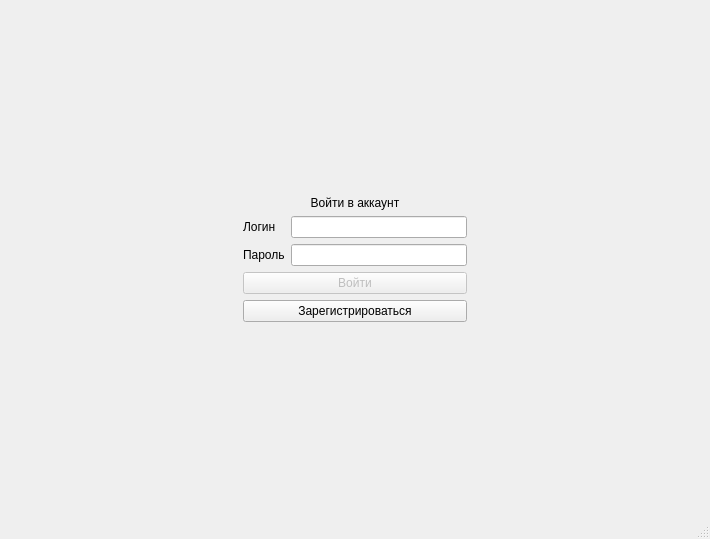
This is client/mainwindow.ui in KeltorHD/Client-Server-Application-Design-Patterns-Teaching as Qt 5 draws it before an edit. The edited form follows.
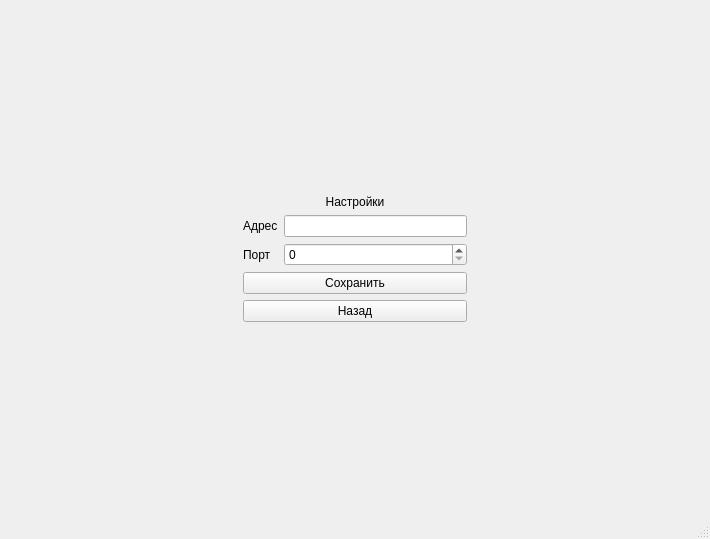
This is the edited form. The open tabs and pages were chosen to show the change. Icons and pictures are not drawn.

Commit message: add settings: url and port

```diff
--- a/client/mainwindow.ui
+++ b/client/mainwindow.ui
@@ -47,10 +47,10 @@
         </item>
         <item>
          <layout class="QGridLayout" name="gridLayout_2">
-          <item row="6" column="0">
-           <spacer name="verticalSpacer">
-            <property name="orientation">
-             <enum>Qt::Vertical</enum>
+          <item row="2" column="0">
+           <widget class="QLabel" name="label">
+            <property name="text">
+             <string>Войти в аккаунт</string>
             </property>
             <property name="sizeHint" stdset="0">
              <size>
@@ -58,7 +58,7 @@
               <height>40</height>
              </size>
             </property>
-           </spacer>
+           </widget>
           </item>
           <item row="5" column="0">
            <widget class="QPushButton" name="to_register">
@@ -80,25 +80,15 @@
             </property>
            </spacer>
           </item>
-          <item row="4" column="0">
-           <widget class="QPushButton" name="login_2">
-            <property name="enabled">
-             <bool>false</bool>
+          <item row="7" column="0">
+           <spacer name="verticalSpacer">
+            <property name="orientation">
+             <enum>Qt::Vertical</enum>
             </property>
             <property name="text">
              <string>Войти</string>
             </property>
-           </widget>
-          </item>
-          <item row="2" column="0">
-           <widget class="QLabel" name="label">
-            <property name="text">
-             <string>Войти в аккаунт</string>
-            </property>
-            <property name="alignment">
-             <set>Qt::AlignCenter</set>
-            </property>
-           </widget>
+           </spacer>
           </item>
           <item row="3" column="0">
            <layout class="QGridLayout" name="gridLayout">
@@ -855,6 +845,118 @@
         </item>
        </layout>
       </widget>
+      <widget class="QWidget" name="settings">
+       <layout class="QHBoxLayout" name="horizontalLayout_7">
+        <item>
+         <spacer name="horizontalSpacer_15">
+          <property name="orientation">
+           <enum>Qt::Horizontal</enum>
+          </property>
+          <property name="sizeHint" stdset="0">
+           <size>
+            <width>40</width>
+            <height>20</height>
+           </size>
+          </property>
+         </spacer>
+        </item>
+        <item>
+         <layout class="QVBoxLayout" name="verticalLayout_6">
+          <item>
+           <spacer name="verticalSpacer_16">
+            <property name="orientation">
+             <enum>Qt::Vertical</enum>
+            </property>
+            <property name="sizeHint" stdset="0">
+             <size>
+              <width>20</width>
+              <height>40</height>
+             </size>
+            </property>
+           </spacer>
+          </item>
+          <item>
+           <widget class="QLabel" name="label_10">
+            <property name="text">
+             <string>Настройки</string>
+            </property>
+            <property name="alignment">
+             <set>Qt::AlignCenter</set>
+            </property>
+           </widget>
+          </item>
+          <item>
+           <layout class="QGridLayout" name="gridLayout_9">
+            <item row="0" column="0">
+             <widget class="QLabel" name="label_11">
+              <property name="text">
+               <string>Адрес</string>
+              </property>
+             </widget>
+            </item>
+            <item row="0" column="1">
+             <widget class="QLineEdit" name="adress"/>
+            </item>
+            <item row="1" column="0">
+             <widget class="QLabel" name="label_12">
+              <property name="text">
+               <string>Порт</string>
+              </property>
+             </widget>
+            </item>
+            <item row="1" column="1">
+             <widget class="QSpinBox" name="port">
+              <property name="maximum">
+               <number>65535</number>
+              </property>
+             </widget>
+            </item>
+           </layout>
+          </item>
+          <item>
+           <widget class="QPushButton" name="settings_save">
+            <property name="text">
+             <string>Сохранить</string>
+            </property>
+           </widget>
+          </item>
+          <item>
+           <widget class="QPushButton" name="to_back">
+            <property name="text">
+             <string>Назад</string>
+            </property>
+           </widget>
+          </item>
+          <item>
+           <spacer name="verticalSpacer_15">
+            <property name="orientation">
+             <enum>Qt::Vertical</enum>
+            </property>
+            <property name="sizeHint" stdset="0">
+             <size>
+              <width>20</width>
+              <height>40</height>
+             </size>
+            </property>
+           </spacer>
+          </item>
+         </layout>
+        </item>
+        <item>
+         <spacer name="horizontalSpacer_16">
+          <property name="orientation">
+           <enum>Qt::Horizontal</enum>
+          </property>
+          <property name="sizeHint" stdset="0">
+           <size>
+            <width>40</width>
+            <height>20</height>
+           </size>
+          </property>
+         </spacer>
+        </item>
+       </layout>
+      </widget>
      </widget>
     </item>
    </layout>
```
Left out of the diff: 193 changed lines with no effect on the pictures. The commit also changes 6 other files.
